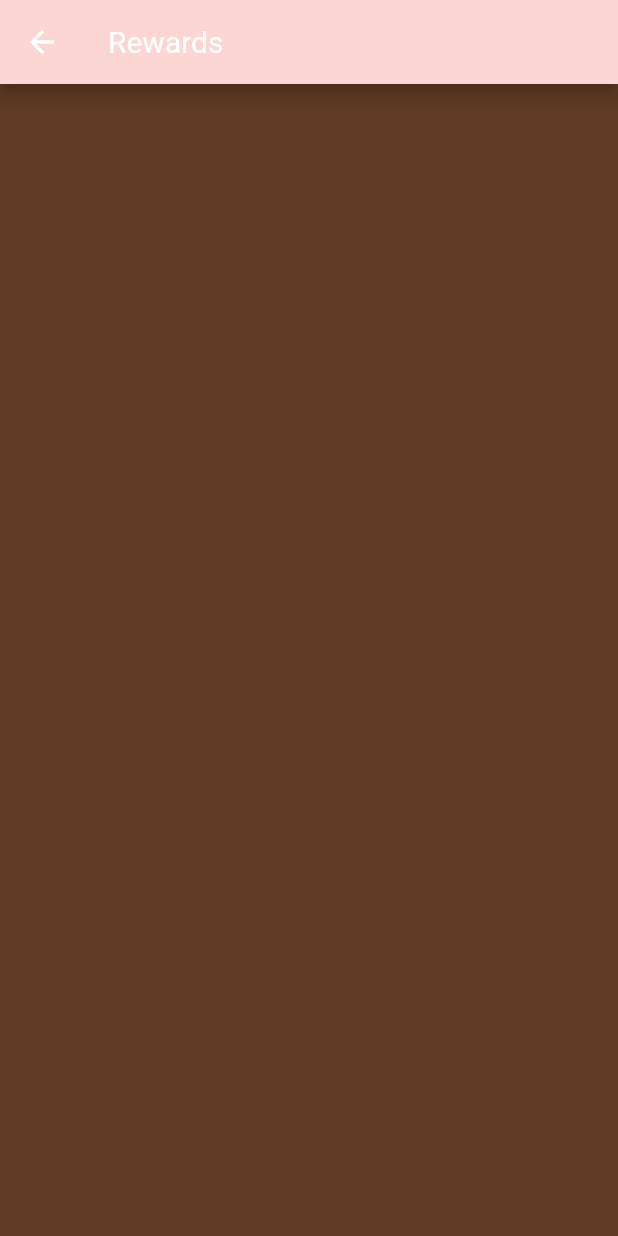
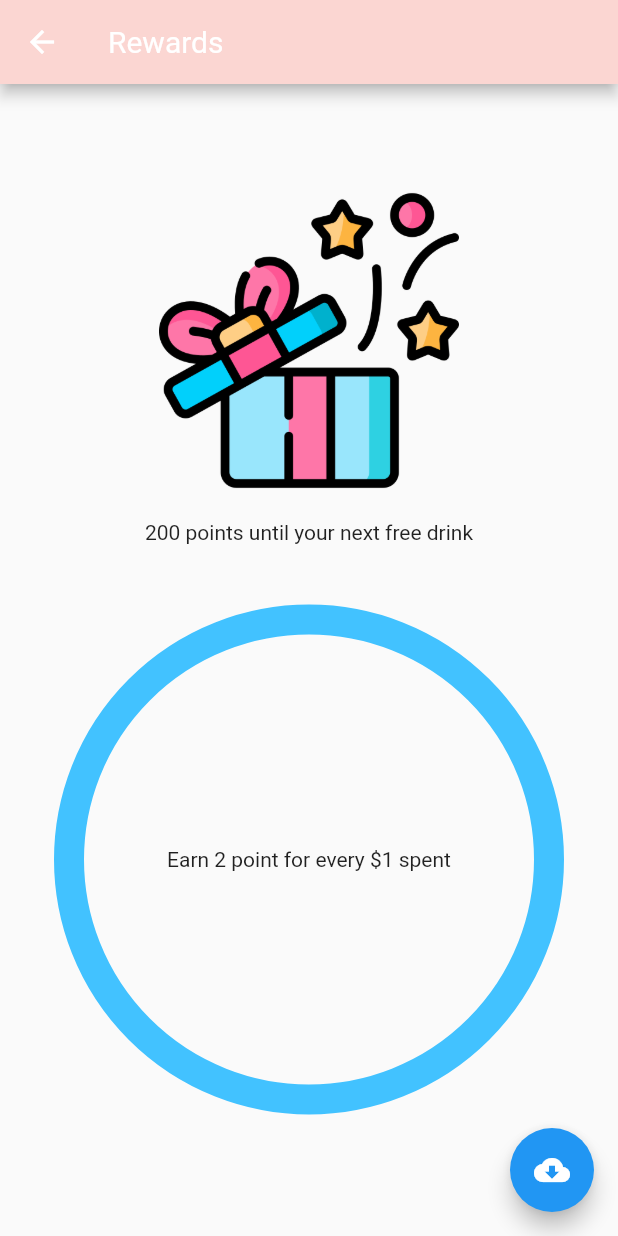
Before and after one commit to nadiafaiz/boba-time, a Flutter app: the RewardScreen screen opened directly, on a phone screen of 412 x 824 dp. Run offline on Flutter 3.47's test engine with Material 2 defaults, Android fonts, the phone set to English and light mode, and no system bars; our stand-ins replace animated_splash_screen, flutter_svg, page_transition, share_plus.

Commit message:
Added 'reward' page

```diff
--- a/lib/screens/Reward/components/body.dart
+++ b/lib/screens/Reward/components/body.dart
@@ -1,3 +1,4 @@
+import 'package:boba_time/screens/Reward/components/progress_bar.dart';
 import 'package:flutter/material.dart';
 
 class Body extends StatelessWidget {
@@ -5,13 +6,16 @@ class Body extends StatelessWidget {
 
   @override
   Widget build(BuildContext context) {
-    return SingleChildScrollView(
-      padding: const EdgeInsets.symmetric(vertical: 20),
-      child: Column(
-        children: const [
-          SizedBox(height: 20),
-        ],
-      ),
-    );
+    // return SingleChildScrollView(
+    //   padding: const EdgeInsets.symmetric(vertical: 20),
+    //   child: Column(
+    //     children: const [
+    //       SizedBox(height: 20),
+    //       (),
+    //     ],
+    //   ),
+    // );
+    return const CircularProgressIndicatorApp();
   }
+
 }
--- /dev/null
+++ b/lib/screens/Reward/components/progress_bar.dart
@@ -0,0 +1,80 @@
+import 'package:flutter/material.dart';
+
+class CircularProgressIndicatorApp extends StatefulWidget {
+  const CircularProgressIndicatorApp({Key? key}) : super(key: key);
+
+  @override
+  State<StatefulWidget> createState() {
+    return CircularProgressIndicatorAppState();
+  }
+}
+
+class CircularProgressIndicatorAppState extends State<CircularProgressIndicatorApp>{
+  late bool _loading;
+  late double _progressValue;
+
+  @override
+  void initState() {
+    super.initState();
+    _loading = true;
+    _progressValue = 0;
+  }
+  @override
+  Widget build(BuildContext context) {
+    return Scaffold(
+      body: Center(
+        child: Container(
+          padding: const EdgeInsets.all(10.0),
+          child: Column(
+            mainAxisAlignment: MainAxisAlignment.center,
+            children: <Widget>[
+              Image.asset("assets/images/reward.png", height: 200,),
+              const SizedBox(height: 20),
+              Text('${200-(_progressValue).toInt()} points until your next free drink'),
+              const SizedBox(height: 50),
+              SizedBox(
+                height: 320.0,
+                child: Stack(
+                  children: <Widget>[
+                    Center(
+                      child: Container(
+                        child: CircularProgressIndicator(
+                          strokeWidth: 20,
+                          backgroundColor: const Color(0xff42C2FF),
+                          valueColor: const AlwaysStoppedAnimation<Color>(Color(0xffFF6FB5)),
+                          value: _progressValue/200,
+                        ),
+                        height: 320.0,
+                        width: 320.0,
+                      ),
+                    ),
+                    const Center(child: Text("Earn 2 point for every \$1 spent")),
+                  ],
+                ),
+              ),
+              const SizedBox(height: 20)
+            ],
+          )
+        ),
+      ),
+      floatingActionButton: FloatingActionButton(
+        onPressed: () {
+          setState(() {
+            _loading = !_loading;
+            _updateProgress();
+          });
+        },
+        child: const Icon(Icons.cloud_download),
+      ),
+    );
+  }
+  // this function updates the progress value
+  void _updateProgress() {
+    _progressValue += 2;
+    // we "finish" count here
+    if (_progressValue == 200) {
+      _progressValue = 0;
+      return;
+    }
+  }
+}
```
Also changed, not shown: assets/images/reward.png (added).
